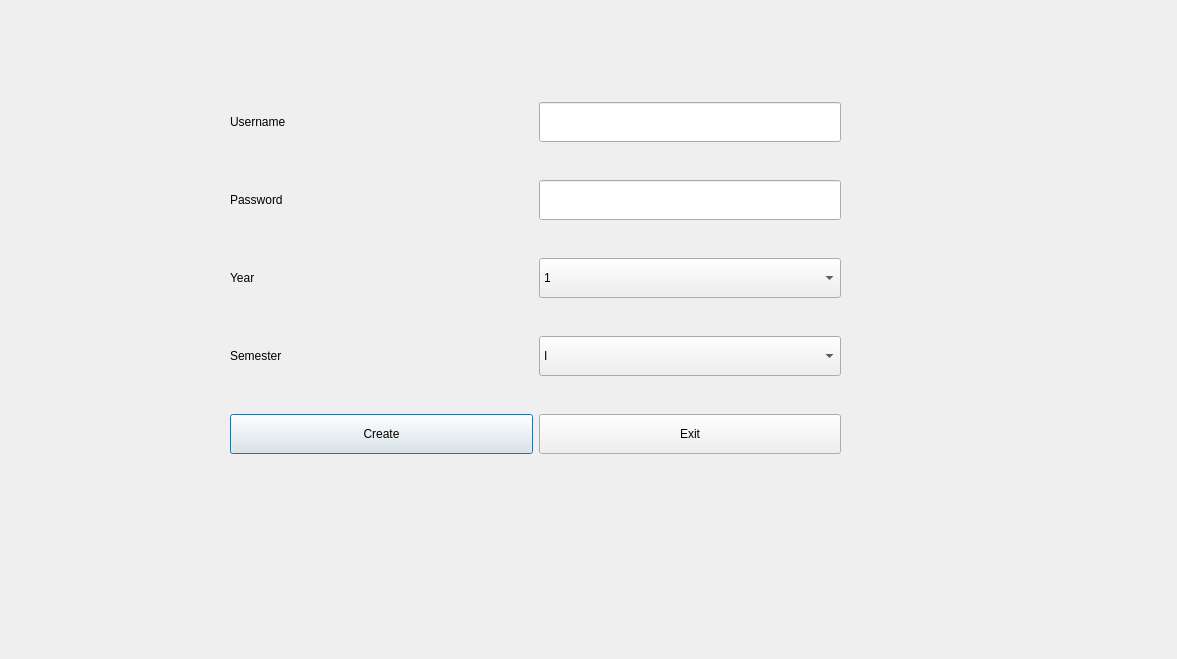
Qt form bms/student.ui (MythicSTR/bms-project) before a commit.
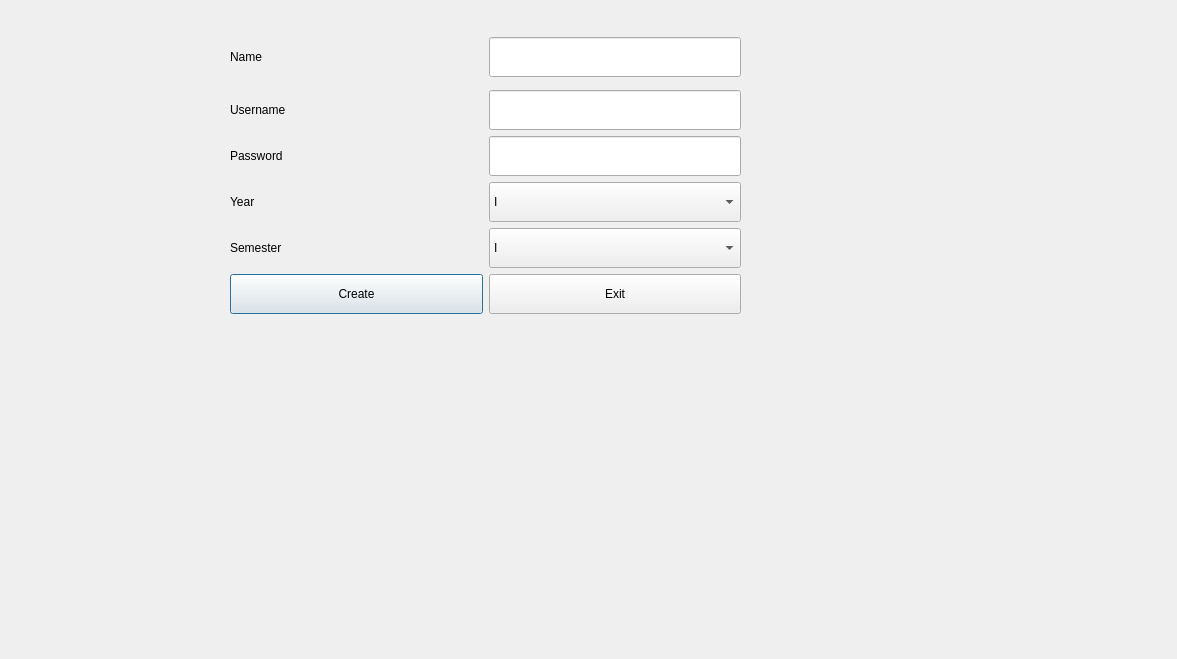
The same form after that commit.

What changed in the file:
```diff
--- a/bms/student.ui
+++ b/bms/student.ui
@@ -13,15 +13,44 @@
   <property name="windowTitle">
    <string>Dialog</string>
   </property>
-  <widget class="QWidget" name="">
+  <widget class="QWidget" name="layoutWidget">
    <property name="geometry">
     <rect>
      <x>230</x>
-     <y>70</y>
-     <width>611</width>
-     <height>421</height>
+     <y>30</y>
+     <width>511</width>
+     <height>291</height>
     </rect>
    </property>
+   <layout class="QVBoxLayout" name="verticalLayout_2">
+    <item>
+     <layout class="QHBoxLayout" name="horizontalLayout_6">
+      <item>
+       <widget class="QLabel" name="label_5">
+        <property name="text">
+         <string>Name</string>
+        </property>
+       </widget>
+      </item>
+      <item>
+       <widget class="QLineEdit" name="as_name">
+        <property name="sizePolicy">
+         <sizepolicy hsizetype="Minimum" vsizetype="Maximum">
+          <horstretch>0</horstretch>
+          <verstretch>0</verstretch>
+         </sizepolicy>
+        </property>
+        <property name="minimumSize">
+         <size>
+          <width>0</width>
+          <height>40</height>
+         </size>
+        </property>
+       </widget>
+      </item>
+     </layout>
+    </item>
+    <item>
    <layout class="QVBoxLayout" name="verticalLayout">
     <item>
      <layout class="QHBoxLayout" name="horizontalLayout">
@@ -33,7 +62,7 @@
        </widget>
       </item>
       <item>
-       <widget class="QLineEdit" name="lineEdit">
+         <widget class="QLineEdit" name="as_username">
         <property name="sizePolicy">
          <sizepolicy hsizetype="Minimum" vsizetype="Maximum">
           <horstretch>0</horstretch>
@@ -60,7 +89,7 @@
        </widget>
       </item>
       <item>
-       <widget class="QLineEdit" name="lineEdit_2">
+         <widget class="QLineEdit" name="as_pwd">
         <property name="sizePolicy">
          <sizepolicy hsizetype="Minimum" vsizetype="Maximum">
           <horstretch>0</horstretch>
@@ -87,7 +116,7 @@
        </widget>
       </item>
       <item>
-       <widget class="QComboBox" name="comboBox">
+         <widget class="QComboBox" name="as_year">
         <property name="sizePolicy">
          <sizepolicy hsizetype="Minimum" vsizetype="Fixed">
           <horstretch>0</horstretch>
@@ -102,22 +131,22 @@
         </property>
         <item>
          <property name="text">
-          <string>1</string>
+            <string>I</string>
          </property>
         </item>
         <item>
          <property name="text">
-          <string>2</string>
+            <string>II</string>
          </property>
         </item>
         <item>
          <property name="text">
-          <string>3</string>
+            <string>III</string>
          </property>
         </item>
         <item>
          <property name="text">
-          <string>4</string>
+            <string>Iv</string>
          </property>
         </item>
        </widget>
@@ -134,7 +163,7 @@
        </widget>
       </item>
       <item>
-       <widget class="QComboBox" name="comboBox_2">
+         <widget class="QComboBox" name="as_semester">
         <property name="minimumSize">
          <size>
           <width>0</width>
@@ -158,7 +187,7 @@
     <item>
      <layout class="QHBoxLayout" name="horizontalLayout_5">
       <item>
-       <widget class="QPushButton" name="pushButton">
+         <widget class="QPushButton" name="cs_create">
         <property name="minimumSize">
          <size>
           <width>0</width>
@@ -171,7 +200,7 @@
        </widget>
       </item>
       <item>
-       <widget class="QPushButton" name="pushButton_2">
+         <widget class="QPushButton" name="cs_exit">
         <property name="minimumSize">
          <size>
           <width>0</width>
@@ -182,6 +211,8 @@
          <string>Exit</string>
         </property>
        </widget>
+        </item>
+       </layout>
       </item>
      </layout>
     </item>
```
Lines whose indentation alone changed are shown as unchanged.
